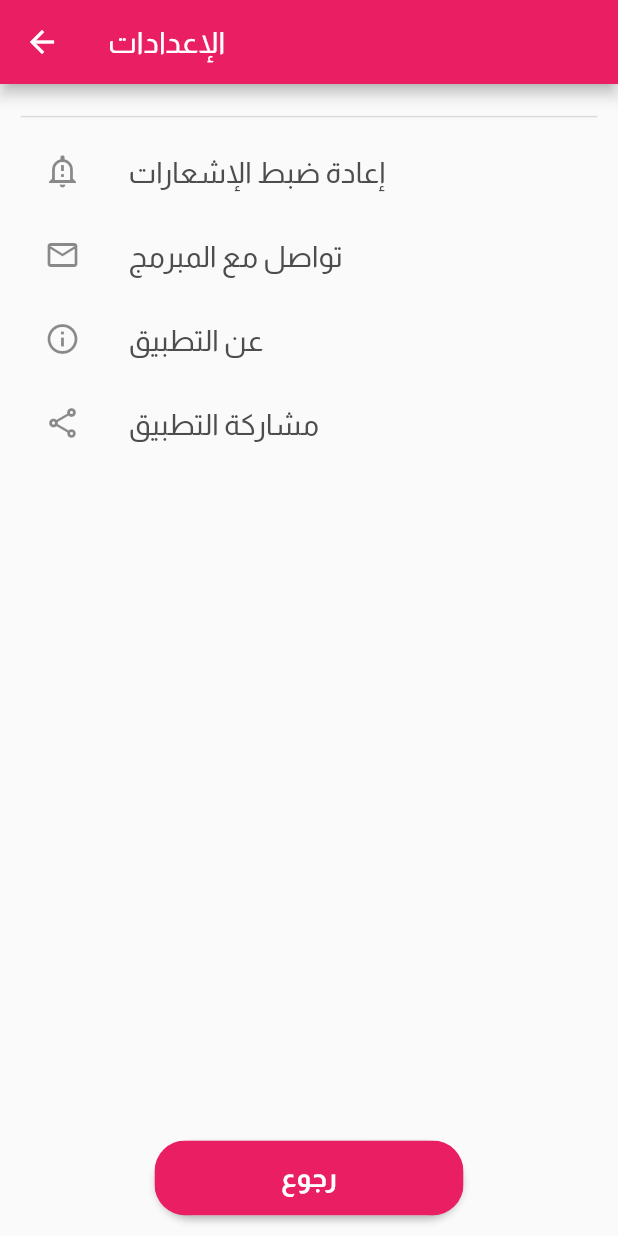
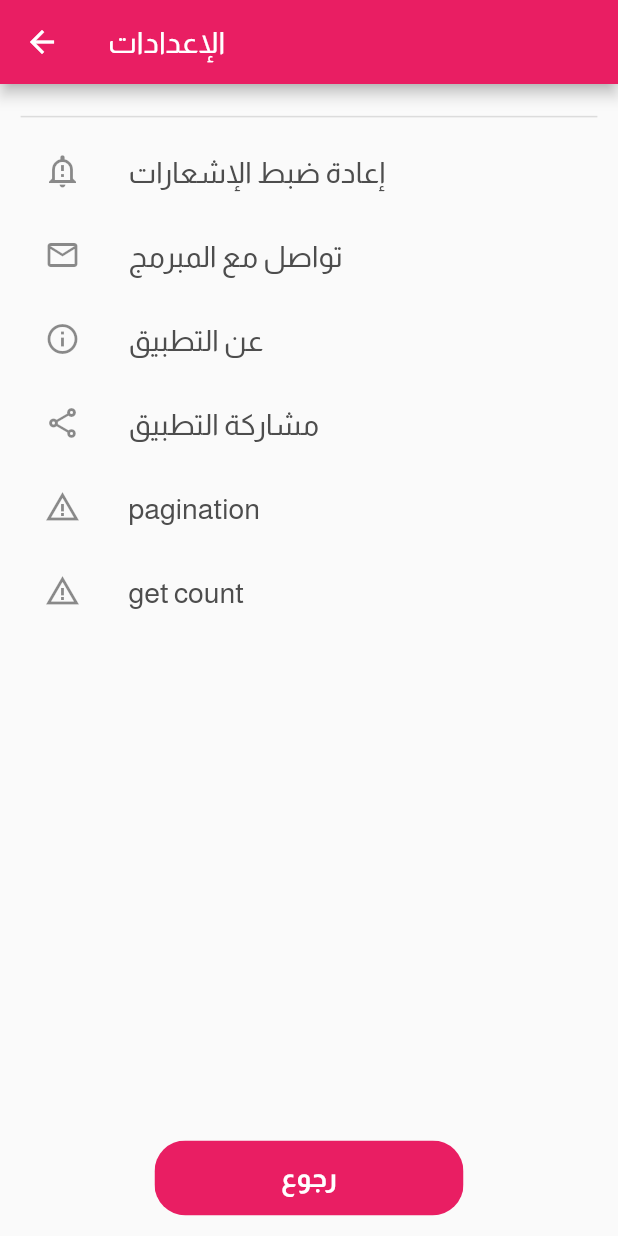
Before and after one commit to MAlazhariy/ramadan_mubarak, a Flutter app: the SettingsScreen screen opened directly, on a phone screen of 412 x 824 dp. Run offline on Flutter 3.47's test engine with Material 2 defaults, Android fonts, the light colour scheme and no system bars; our stand-ins replace adhan, cloud_firestore, firebase_core, flutter_local_notifications, flutter_native_timezone, flutter_svg and 7 more; missing offline and left inert: platform_device_id; accounts and stored records are empty.

Commit message:
modify: add firebase pagination test code in settings screen

```diff
--- a/lib/modules/settings/settings_screen.dart
+++ b/lib/modules/settings/settings_screen.dart
@@ -2,6 +2,7 @@ import 'dart:developer';
 
 import 'package:cloud_firestore/cloud_firestore.dart';
 import 'package:flutter/material.dart';
+import 'package:ramadan_kareem/modules/notification_api.dart';
 import 'package:ramadan_kareem/modules/settings/admin/admin_screen.dart';
 import 'package:ramadan_kareem/modules/notification_ready_funcs.dart';
 import 'package:ramadan_kareem/modules/settings/update_data_screen.dart';
@@ -15,23 +16,17 @@ import 'package:sizer/sizer.dart';
 import 'package:url_launcher/url_launcher.dart';
 
 class SettingsScreen extends StatelessWidget {
-  SettingsScreen({Key key}) : super(key: key);
+  SettingsScreen({super.key});
 
-  final List<String> allowedDeviceIDs = [
-    'b5515f47ea9d92df', // أبو يوسف
-    'd1c4159a8fd1ac52', // آلاء عبد الفتاح
-    '5e52c61a71751b03', // فاطم رياض
-    '33df7de003ca17ad', // هدية ابراهيم
-    '027e5a15c8257dff', // أنا
-    // '3a9a32a9d64d9dcf', // Xiaomi أنا
-    '027e5a15c8257dff', // Xiaomi أنا
-  ];
+  final users =
+      userModel?.data.where((user) => user.deviceId == deviceId).toList();
 
-  var users =
-      userModel.data.where((user) => user.deviceId == deviceId).toList();
 
   @override
   Widget build(BuildContext context) {
+    DocumentSnapshot<Map<String, dynamic>>? lastDoc;
+    String? lastId;
+
     return Scaffold(
       appBar: AppBar(
         title: const Text('الإعدادات'),
@@ -50,8 +45,8 @@ class SettingsScreen extends StatelessWidget {
                   children: [
                     /// تعديل الدعاء أو الاسم
                     if (deviceId != null &&
-                        deviceId.isNotEmpty &&
-                        users.isNotEmpty)
+                        (deviceId?.isNotEmpty??false) &&
+                        (users?.isNotEmpty??false))
                       ListTile(
                         title: Text(
                           'تعديل الاسم أو الدعاء',
@@ -243,6 +238,112 @@ class SettingsScreen extends StatelessWidget {
                         },
                         leading: const Icon(Icons.admin_panel_settings),
                       ),
+
+                    // pagination
+                    ListTile(
+                      title: Text(
+                        'pagination',
+                        style: TextStyle(
+                          fontSize: 14.sp,
+                          fontWeight: FontWeight.w500,
+                          height: 1.5,
+                          color: greyColor,
+                        ),
+                      ),
+                      onTap: () async {
+                        /// get limitation
+                        // try{
+                        //   DocumentSnapshot<Map<String, dynamic>> doc = await FirebaseFirestore.instance.collection('users').doc('2d5d084e1babf51d').get();
+                        //   log('We have got document "${doc.id} - ${doc.data()['name']}"');
+                        //
+                        //   const int limitation = 20;
+                        //   int dataSize = 0;
+                        //
+                        //   QuerySnapshot<Map<String, dynamic>> data = await FirebaseFirestore.instance.collection('users').orderBy('time').startAfterDocument(doc).limit(limitation).get();
+                        //   log('--- size = ${data.size}');
+                        //   dataSize = data.size;
+                        //   data.docs.forEach((user) {
+                        //     log('name: ${user['name']}');
+                        //   });
+                        //   if(dataSize < limitation){
+                        //     final int remainingDataSize = limitation - dataSize;
+                        //     log('---- getting remaining $remainingDataSize data from Firebase');
+                        //     QuerySnapshot<Map<String, dynamic>> remainData = await FirebaseFirestore.instance.collection('users').orderBy('time').limit(remainingDataSize).get();
+                        //     dataSize += remainData.size;
+                        //     log('--- total size = $dataSize');
+                        //     remainData.docs.forEach((user) {
+                        //       log('name: ${user['name']}');
+                        //     });
+                        //   }
+                        //
+                        // } catch(e){
+                        //   log('إلحق يزميلي إيرور: $e');
+                        // }
+
+                        /// get nested limitation
+                        try{
+                          if(lastDoc == null){
+                            await FirebaseFirestore.instance.collection('users').orderBy('time').limit(1).get().then((value){
+                              lastDoc = value.docs.first;
+                              lastId = lastDoc?.id;
+                            });
+                          }
+                          log('last document: id:"${lastDoc?.id}, name:${lastDoc?.data()?['name']}"');
+
+
+                          const int limit = 20;
+                          int _dataSize = 0;
+
+                          QuerySnapshot<Map<String, dynamic>> data = await FirebaseFirestore.instance.collection('users').orderBy('time').startAfterDocument(lastDoc!).limit(limit).get();
+                          log('--- size = ${data.size}');
+                          _dataSize = data.size;
+                          data.docs.forEach((user) {
+                            log('name: ${user['name']}');
+                          });
+
+                          if(_dataSize >= limit){
+                            lastDoc = data.docs.last;
+                          } else {
+                            final int remainingDataSize = limit - _dataSize;
+                            log('---- getting remaining $remainingDataSize data from Firebase');
+                            QuerySnapshot<Map<String, dynamic>> remainData = await FirebaseFirestore.instance.collection('users').orderBy('time').limit(remainingDataSize).get();
+                            _dataSize += remainData.size;
+                            log('--- total size = $_dataSize');
+                            remainData.docs.forEach((user) {
+                              log('name: ${user['name']}');
+                            });
+
+                            lastDoc = remainData.docs.last;
+                          }
+
+                        } catch(e){
+                          log('إلحق يزميلي إيرور: $e');
+                        }
+                      },
+                      leading: const Icon(Icons.warning_amber),
+                      // leading: const Icon(Icons.favorite_border),
+                    ),
+
+                    // get count
+                    ListTile(
+                      title: Text(
+                        'get count',
+                        style: TextStyle(
+                          fontSize: 14.sp,
+                          fontWeight: FontWeight.w500,
+                          height: 1.5,
+                          color: greyColor,
+                        ),
+                      ),
+                      onTap: () async {
+                        await FirebaseFirestore.instance.collection('users').orderBy('time').count().get().then((value){
+                          var count = value.count;
+                          debugPrint('count is: $count');
+                        });
+                      },
+                      leading: const Icon(Icons.warning_amber),
+                      // leading: const Icon(Icons.favorite_border),
+                    ),
                   ],
                 ),
               ),
@@ -251,7 +352,7 @@ class SettingsScreen extends StatelessWidget {
             // back button
             Align(
               alignment: AlignmentDirectional.center,
-              child: RaisedButton(
+              child: MaterialButton(
                 onPressed: () {
                   Navigator.pop(context);
                 },
@@ -272,7 +373,7 @@ class SettingsScreen extends StatelessWidget {
                     width: 50.w,
                     child: Text(
                       'رجوع',
-                      style: Theme.of(context).textTheme.headline2.copyWith(
+                      style: Theme.of(context).textTheme.headline2?.copyWith(
                             color: Colors.white,
                             fontSize: 13.sp,
                             fontWeight: FontWeight.w600,
@@ -297,3 +398,6 @@ String mailUs({
   const String email = 'malazhariy.ramadankareem@gmail.com';
   return 'mailto:$email?subject=$subject&body=$body';
 }
+
+
+int counter = 0;
```
